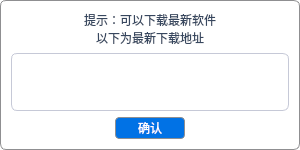
Qt form code/DowloadTipWidget.ui (Dobot-Arm/DRobotMaintenanceTool) before a commit.
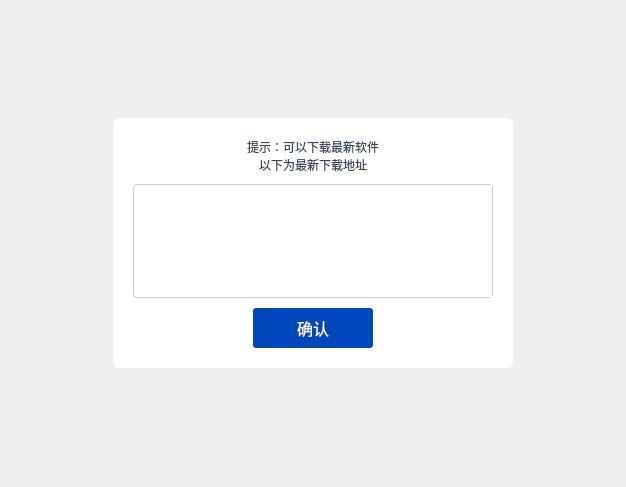
The same form after that commit.

```diff
--- a/code/DowloadTipWidget.ui
+++ b/code/DowloadTipWidget.ui
@@ -6,8 +6,8 @@
    <rect>
     <x>0</x>
     <y>0</y>
-    <width>300</width>
-    <height>150</height>
+    <width>626</width>
+    <height>487</height>
    </rect>
   </property>
   <property name="minimumSize">
@@ -20,13 +20,46 @@
    <string>Form</string>
   </property>
   <property name="styleSheet">
-   <string notr="true">QWidget{
-  	border: 1px solid #8f8f91;
+   <string notr="true"/>
+  </property>
+  <layout class="QGridLayout" name="gridLayout">
+   <item row="0" column="0">
+    <widget class="QWidget" name="widget" native="true">
+     <property name="minimumSize">
+      <size>
+       <width>400</width>
+       <height>250</height>
+      </size>
+     </property>
+     <property name="maximumSize">
+      <size>
+       <width>400</width>
+       <height>250</height>
+      </size>
+     </property>
+     <property name="styleSheet">
+      <string notr="true">.QWidget{
+  	border: none;
   	border-radius:6px;
 	background-color: rgb(255, 255, 255);
 }</string>
   </property>
   <layout class="QVBoxLayout" name="verticalLayout">
+      <property name="spacing">
+       <number>10</number>
+      </property>
+      <property name="leftMargin">
+       <number>20</number>
+      </property>
+      <property name="topMargin">
+       <number>20</number>
+      </property>
+      <property name="rightMargin">
+       <number>20</number>
+      </property>
+      <property name="bottomMargin">
+       <number>20</number>
+      </property>
    <item>
     <widget class="QLabel" name="label">
      <property name="styleSheet">
@@ -46,24 +79,25 @@
     <widget class="QTextEdit" name="textDownloadURL">
      <property name="styleSheet">
       <string notr="true">QTextEdit{
-	border: 1px solid #C6C9D7;
-	border-radius: 6px;
-	line-height: 24px;
-	font-size: 14px;
-	color: #5F6C7F;
+color: #A6AEBA;
+border: 0.5px solid #C6C9D7;
+border-radius: 4px;
+padding-left:18px;
+font-size: 16px;
+font-weight: normal;
 }
+
 QScrollBar{
     background: transparent;
-	border-radius:16px;
+	border-radius:3px;
     width: 6px;
 }
 QScrollBar::handle:vertical {
 	background-color: #e0e0e0;
     min-height: 30px;
-	border-radius:16px;
+	border-radius:3px;
 	width: 6px;
-}
-</string>
+}</string>
      </property>
      <property name="readOnly">
       <bool>true</bool>
@@ -80,28 +114,32 @@
      </property>
      <property name="minimumSize">
       <size>
-       <width>70</width>
-       <height>0</height>
+          <width>120</width>
+          <height>40</height>
+         </size>
+        </property>
+        <property name="maximumSize">
+         <size>
+          <width>120</width>
+          <height>40</height>
       </size>
      </property>
      <property name="styleSheet">
-      <string notr="true">QPushButton{
-	width: 54px;
-	height: 20px;
-	background: #0172e5;
-	border-radius: 4px;
-	color: #FFFFFF;
-}
-QPushButton::pressed{
-	background: #0172e5;
-}
-QPushButton::disabled{
-	background: rgb(55, 71, 95);
-}</string>
+         <string notr="true">border-radius: 3px;
+opacity: 1;
+border:none;
+background: #0047BB;
+color: #FAFDFF;
+font-size: 16px;
+font-weight: 350;
+</string>
      </property>
      <property name="text">
       <string>确认</string>
      </property>
+       </widget>
+      </item>
+     </layout>
     </widget>
    </item>
   </layout>
```
Lines whose indentation alone changed are shown as unchanged.
